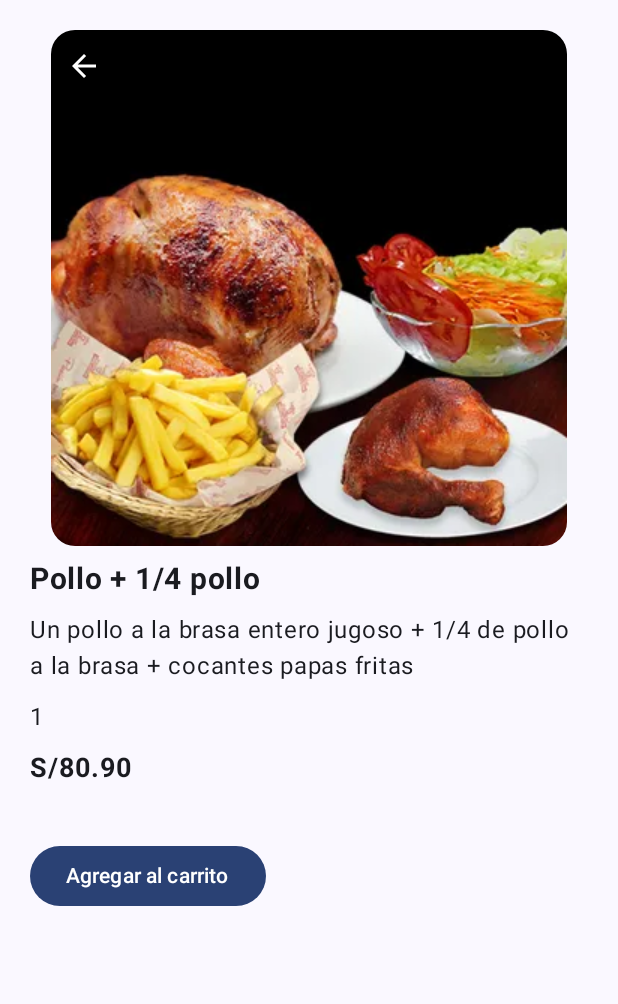
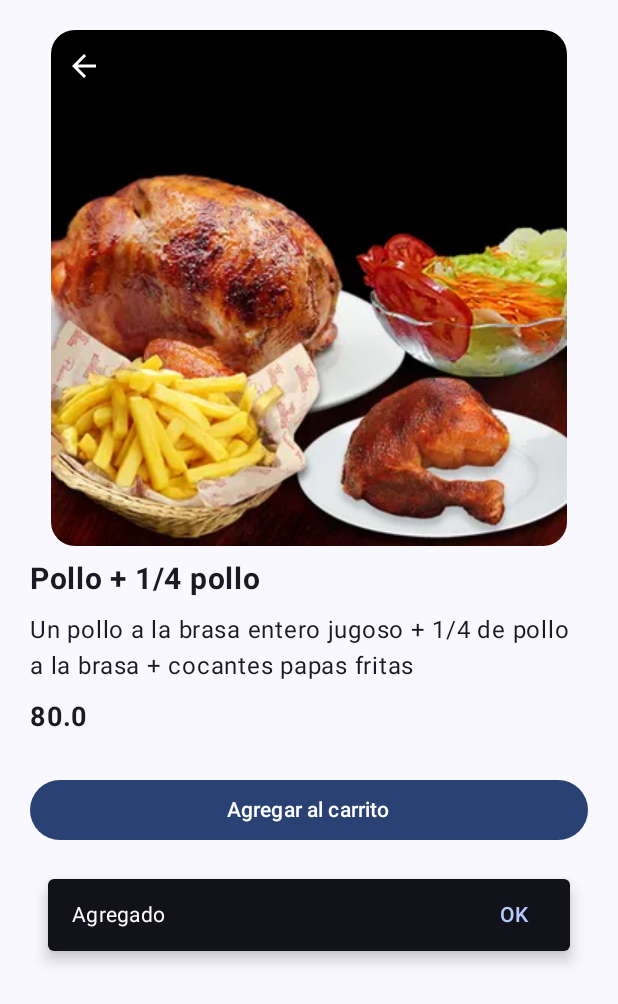
Before and after one commit to DaxtMar/appLeniaCarbom, an Android app built with Jetpack Compose: the composable DetalleScreen called with empty values, after a tap on "Agregar al carrito", on a phone screen of 412 x 824 dp. Shown: the top 1004 px of the screen. Run offline under Robolectric (Android 15) with nearby library versions, the phone set to English and light mode, and no system bars.

```diff
--- a/app/src/main/java/com/example/applenia_carbon/dataEjemplo/dataclases.kt
+++ b/app/src/main/java/com/example/applenia_carbon/dataEjemplo/dataclases.kt
@@ -7,7 +7,7 @@ data class Producto(
     val image: Int,
     var title: String,
     var descripcion: String,
-    var precio: String,
+    var precio: Double,
     val index: Int = 0
 )
 
--- a/app/src/main/java/com/example/applenia_carbon/dataEjemplo/listas.kt
+++ b/app/src/main/java/com/example/applenia_carbon/dataEjemplo/listas.kt
@@ -20,28 +20,28 @@ val listaProductos = listOf(
         R.drawable.pro1,
         "Pollo + 1/4 pollo",
         "Un pollo a la brasa entero jugoso + 1/4 de pollo a la brasa + cocantes papas fritas",
-        "S/80.90"
+        80.0
     ),
     Producto(
         2,
         R.drawable.pro2,
         "Pollo + 1/4 pollo + 1/2 tequeños",
         "Un pollo a la brasa entero jugoso + 1/4 de pollo a la brasa + cocantes papas fritas",
-        "S/80.90"
+        80.0
     ),
     Producto(
         3,
         R.drawable.pro3,
         "Pollo + 1/4 pollo",
         "Un pollo a la brasa entero jugoso + 1/4 de pollo a la brasa + cocantes papas fritas",
-        "S/80.90"
+        80.0
     ),
     Producto(
         4,
         R.drawable.pro4,
         "Pollo + 1/4 pollo",
         "Un pollo a la brasa entero jugoso + 1/4 de pollo a la brasa + cocantes papas fritas",
-        "S/80.90"
+        80.0
     ),
 
     Producto(
@@ -49,196 +49,196 @@ val listaProductos = listOf(
         R.drawable.fc1,
         "Pollo + 1/4 pollo",
         "1/4 de pollo jugoso + 1 sabroso palo de anticucho + crocantes papas fritas + ensalada fresca.",
-        "S/80.90"
+        80.0
     ),
     Producto(
         6,
         R.drawable.pro2,
         "Pollo + 1/4 pollo",
         "Un pollo a la brasa entero jugoso + 1/4 de pollo a la brasa + cocantes papas fritas",
-        "S/80.90"
+        80.0
     ),
     Producto(
         7,
         R.drawable.pro3,
         "Pollo + 1/4 pollo",
         "Un pollo a la brasa entero jugoso + 1/4 de pollo a la brasa + cocantes papas fritas",
-        "S/80.90"
+        80.0
     ),
     Producto(
         8,
         R.drawable.pro4,
         "Pollo + 1/4 pollo",
         "Un pollo a la brasa entero jugoso + 1/4 de pollo a la brasa + cocantes papas fritas",
-        "S/80.90"
+        80.0
     ),
     Producto(
         9,
         R.drawable.pb1,
         "1/2 Pollo + Bebida Natural 1.5 Lt",
         "1/2 pollo jugoso + crocantes papas fritas + ensalada fresca + bebida natural 1.5lt.",
-        "S/52.90"
+        80.0
     ),
     Producto(
         10,
         R.drawable.pro2,
         "Pollo + 1/4 pollo",
         "Un pollo a la brasa entero jugoso + 1/4 de pollo a la brasa + cocantes papas fritas",
-        "S/80.90"
+        80.0
     ),
     Producto(
         11,
         R.drawable.pro3,
         "Pollo + 1/4 pollo",
         "Un pollo a la brasa entero jugoso + 1/4 de pollo a la brasa + cocantes papas fritas",
-        "S/80.90"
+        80.0
     ),
     Producto(
         12,
         R.drawable.pro4,
         "Pollo + 1/4 pollo",
         "Un pollo a la brasa entero jugoso + 1/4 de pollo a la brasa + cocantes papas fritas",
-        "S/80.90"
+        80.0
     ),
     Producto(
         13,
         R.drawable.cp1,
         "Pollo + 1/4 pollo",
         "Un pollo a la brasa entero jugoso + 1/4 de pollo a la brasa + cocantes papas fritas",
-        "S/80.90"
+        80.0
     ),
     Producto(
         14,
         R.drawable.pro2,
         "Pollo + 1/4 pollo",
         "Un pollo a la brasa entero jugoso + 1/4 de pollo a la brasa + cocantes papas fritas",
-        "S/80.90"
+        80.0
     ),
     Producto(
         15,
         R.drawable.pro3,
         "Pollo + 1/4 pollo",
         "Un pollo a la brasa entero jugoso + 1/4 de pollo a la brasa + cocantes papas fritas",
-        "S/80.90"
+        80.0
     ),
     Producto(
         16,
         R.drawable.pro1,
         "Pollo + 1/4 pollo",
         "Un pollo a la brasa entero jugoso + 1/4 de pollo a la brasa + cocantes papas fritas",
-        "S/80.90"
+        80.0
     ),
     Producto(
         17,
         R.drawable.pro1,
         "Pollo + 1/4 pollo",
         "Un pollo a la brasa entero jugoso + 1/4 de pollo a la brasa + cocantes papas fritas",
-        "S/80.90"
+        80.0
     ),
     Producto(
         18,
         R.drawable.pro2,
         "Pollo + 1/4 pollo",
         "Un pollo a la brasa entero jugoso + 1/4 de pollo a la brasa + cocantes papas fritas",
-        "S/80.90"
+        80.0
     ),
     Producto(
         19,
         R.drawable.pro3,
         "Pollo + 1/4 pollo",
         "Un pollo a la brasa entero jugoso + 1/4 de pollo a la brasa + cocantes papas fritas",
-        "S/80.90"
+        80.0
     ),
     Producto(
         20,
         R.drawable.pro4,
         "Pollo + 1/4 pollo",
         "Un pollo a la brasa entero jugoso + 1/4 de pollo a la brasa + cocantes papas fritas",
-        "S/80.90"
+        80.0
     ),
     Producto(
         21,
         R.drawable.pro1,
         "Pollo + 1/4 pollo",
         "Un pollo a la brasa entero jugoso + 1/4 de pollo a la brasa + cocantes papas fritas",
-        "S/80.90"
+        80.0
     ),
     Producto(
         22,
         R.drawable.pro2,
         "Pollo + 1/4 pollo",
         "Un pollo a la brasa entero jugoso + 1/4 de pollo a la brasa + cocantes papas fritas",
-        "S/80.90"
+        80.0
     ),
     Producto(
         23,
         R.drawable.pro3,
         "Pollo + 1/4 pollo",
         "Un pollo a la brasa entero jugoso + 1/4 de pollo a la brasa + cocantes papas fritas",
-        "S/80.90"
+        80.0
     ),
     Producto(
         24,
         R.drawable.pro4,
         "Pollo + 1/4 pollo",
         "Un pollo a la brasa entero jugoso + 1/4 de pollo a la brasa + cocantes papas fritas",
-        "S/80.90"
+        80.0
     ),
     Producto(
         25,
         R.drawable.pro1,
         "Pollo + 1/4 pollo",
         "Un pollo a la brasa entero jugoso + 1/4 de pollo a la brasa + cocantes papas fritas",
-        "S/80.90"
+        80.0
     ),
     Producto(
         26,
         R.drawable.pro2,
         "Pollo + 1/4 pollo",
         "Un pollo a la brasa entero jugoso + 1/4 de pollo a la brasa + cocantes papas fritas",
-        "S/80.90"
+        80.0
     ),
     Producto(
         27,
         R.drawable.pro3,
         "Pollo + 1/4 pollo",
         "Un pollo a la brasa entero jugoso + 1/4 de pollo a la brasa + cocantes papas fritas",
-        "S/80.90"
+        80.0
     ),
     Producto(
         28,
         R.drawable.pro4,
         "Pollo + 1/4 pollo",
         "Un pollo a la brasa entero jugoso + 1/4 de pollo a la brasa + cocantes papas fritas",
-        "S/80.90"
+        80.0
     ),
     Producto(
         29,
         R.drawable.bb1,
         "IncaKola",
         "Bebida refrescante",
-        "S/10"
+        80.0
     ),
     Producto(
         30,
         R.drawable.pro2,
         "Pollo + 1/4 pollo",
         "Un pollo a la brasa entero jugoso + 1/4 de pollo a la brasa + cocantes papas fritas",
-        "S/80.90"
+        80.0
     ),
     Producto(
         31,
         R.drawable.pro3,
         "Pollo + 1/4 pollo",
         "Un pollo a la brasa entero jugoso + 1/4 de pollo a la brasa + cocantes papas fritas",
-        "S/80.90"
+        80.0
     ),
     Producto(
         32,
         R.drawable.pro4,
         "Pollo + 1/4 pollo",
         "Un pollo a la brasa entero jugoso + 1/4 de pollo a la brasa + cocantes papas fritas",
-        "S/80.90"
+        80.0
     )
 
 )
--- a/app/src/main/java/com/example/applenia_carbon/routes/AppRoutes.kt
+++ b/app/src/main/java/com/example/applenia_carbon/routes/AppRoutes.kt
@@ -17,4 +17,5 @@ sealed class AppRoutes (val path: String) {
     }
 
     object carritoScreen : AppRoutes("carritoScreen")
+    object pasarelaScreen : AppRoutes("pasarelaScreen")
 }
--- a/app/src/main/java/com/example/applenia_carbon/screens/DetalleScreen.kt
+++ b/app/src/main/java/com/example/applenia_carbon/screens/DetalleScreen.kt
@@ -17,8 +17,13 @@ import androidx.compose.material.icons.filled.ArrowBack
 import androidx.compose.material3.Button
 import androidx.compose.material3.ButtonDefaults
 import androidx.compose.material3.Icon
+import androidx.compose.material3.SnackbarDuration
+import androidx.compose.material3.SnackbarHost
+import androidx.compose.material3.SnackbarHostState
 import androidx.compose.material3.Text
 import androidx.compose.runtime.Composable
+import androidx.compose.runtime.remember
+import androidx.compose.runtime.rememberCoroutineScope
 import androidx.compose.ui.Alignment
 import androidx.compose.ui.Modifier
 import androidx.compose.ui.draw.clip
@@ -31,6 +36,7 @@ import androidx.navigation.NavController
 import com.example.applenia_carbon.dataEjemplo.Producto
 import com.example.applenia_carbon.dataEjemplo.listaProductos
 import com.example.applenia_carbon.screens.viewmodel.CartViewModel
+import kotlinx.coroutines.launch
 
 @Composable
 fun DetalleScreen(
@@ -39,6 +45,8 @@ fun DetalleScreen(
     navController: NavController,
     cartViewModel: CartViewModel,
 ) {
+    val snackbarHostState = remember { SnackbarHostState() }
+    val coroutineScope = rememberCoroutineScope()
     Column(
         modifier
             .fillMaxSize()
@@ -78,15 +86,30 @@ fun DetalleScreen(
         }
         Text(text = listaProductos.get(id).title, fontSize = 20.sp, fontWeight = FontWeight.Bold)
         Text(text = listaProductos.get(id).descripcion, fontSize = 16.sp)
-        Text(text = listaProductos.get(id).idp.toString(), fontSize = 16.sp)
-        Text(text = listaProductos.get(id).precio, fontSize = 18.sp, fontWeight = FontWeight.Bold)
-        val producto:Producto = listaProductos.get(id)
-        Spacer(modifier = Modifier.height(16.dp))
-        Button(onClick = {
-            cartViewModel.addProductToCart(producto)
-            //navController.popBackStack() // Volver a la lista de productos
-        }) {
+        //Text(text = listaProductos.get(id).idp.toString(), fontSize = 16.sp)
+        Text(text = listaProductos.get(id).precio.toString(), fontSize = 18.sp, fontWeight = FontWeight.Bold)
+        val producto: Producto = listaProductos.get(id)
+        Spacer(modifier = Modifier.height(6.dp))
+        Button(
+            onClick = {
+                cartViewModel.addProductToCart(producto)
+                coroutineScope.launch {
+                    snackbarHostState.showSnackbar(
+                        message = "Agregado",
+                        actionLabel = "OK", duration = SnackbarDuration.Short
+                    )
+                }
+
+            },
+            modifier
+            = Modifier.fillMaxWidth()
+        ) {
             Text("Agregar al carrito")
         }
+        SnackbarHost(
+            modifier = Modifier.align(Alignment.CenterHorizontally),
+            hostState = snackbarHostState,
+            //modifier = Modifier.align(Alignment.BottomEnd)
+        )
     }
 }
--- a/app/src/main/java/com/example/applenia_carbon/screens/HomeScreen.kt
+++ b/app/src/main/java/com/example/applenia_carbon/screens/HomeScreen.kt
@@ -76,7 +76,7 @@ fun homeScreen(id: Int) {
                         cuentaScreen()
                     }
                     composable(route = AppRoutes.carritoScreen.path) {
-                        carritoScreen(cartViewModel = cartViewModel)
+                        carritoScreen(cartViewModel = cartViewModel, navController)
                     }
 
                     composable(
@@ -88,6 +88,10 @@ fun homeScreen(id: Int) {
                             id = params.arguments?.getInt("idp") ?: 0,
                             navController = navController, cartViewModel = cartViewModel
                         )
+                    }
+
+                    composable(route = AppRoutes.pasarelaScreen.path) {
+                        pasarelaScreen(cartViewModel = cartViewModel)
                     }
                 }
             }
--- a/app/src/main/java/com/example/applenia_carbon/screens/TiendaScreen.kt
+++ b/app/src/main/java/com/example/applenia_carbon/screens/TiendaScreen.kt
@@ -91,7 +91,7 @@ fun ColumnItem(
             Column(modifier.padding(12.dp)) {
                 Text(text = producto.title, fontSize = 20.sp, fontWeight = Bold)
                 Text(text = producto.descripcion, fontSize = 16.sp)
-                Text(text = producto.precio, fontSize = 18.sp, fontWeight = Bold)
+                Text(text = producto.precio.toString(), fontSize = 18.sp, fontWeight = Bold)
                 //Text(text = producto.idp.toString(), fontSize = 12.sp)
             }
         }
--- a/app/src/main/java/com/example/applenia_carbon/screens/viewmodel/CardViewModel.kt
+++ b/app/src/main/java/com/example/applenia_carbon/screens/viewmodel/CardViewModel.kt
@@ -8,6 +8,8 @@ import com.example.applenia_carbon.dataEjemplo.Producto
 class CartViewModel : ViewModel() {
     private val _cartItems = mutableStateListOf<CartItem>()
     val cartItems: List<CartItem> get() = _cartItems
+
+
 
     fun addProductToCart(product: Producto) {
         val existingItem = _cartItems.find { it.producto.idp == product.idp }
```
Also changed, not shown: app/src/main/java/com/example/applenia_carbon/screens/CarritoScreen.kt (+11 -16 lines), app/src/main/java/com/example/applenia_carbon/screens/Pasarela.kt (added, +90 -0 lines).
